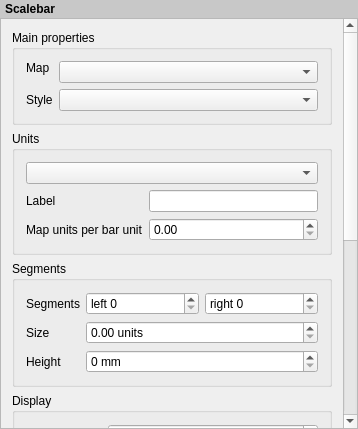
Qt form src/ui/qgscomposerscalebarwidgetbase.ui (qgis/QGIS) before a commit.
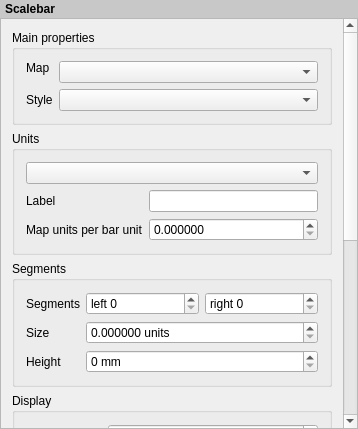
The same form after that commit. Custom widgets are drawn as their Qt base class.

Commit message: [composer] Increase number of decimal places for scale bar settings (fix #9367)

```diff
--- a/src/ui/qgscomposerscalebarwidgetbase.ui
+++ b/src/ui/qgscomposerscalebarwidgetbase.ui
@@ -60,9 +60,9 @@
       <property name="geometry">
        <rect>
         <x>0</x>
-        <y>-86</y>
-        <width>339</width>
-        <height>665</height>
+        <y>-20</y>
+        <width>340</width>
+        <height>846</height>
        </rect>
       </property>
       <layout class="QVBoxLayout" name="mainLayout">
@@ -184,6 +184,9 @@
           </item>
           <item row="2" column="1">
            <widget class="QDoubleSpinBox" name="mMapUnitsPerBarUnitSpinBox">
+            <property name="decimals">
+             <number>6</number>
+            </property>
             <property name="maximum">
              <double>9999999999999.000000000000000</double>
             </property>
@@ -260,7 +263,7 @@
              <string> units</string>
             </property>
             <property name="decimals">
-             <number>2</number>
+             <number>6</number>
             </property>
             <property name="maximum">
              <double>9999999999999.000000000000000</double>
```
Left out of the diff: 11 changed lines with no effect on the pictures.
